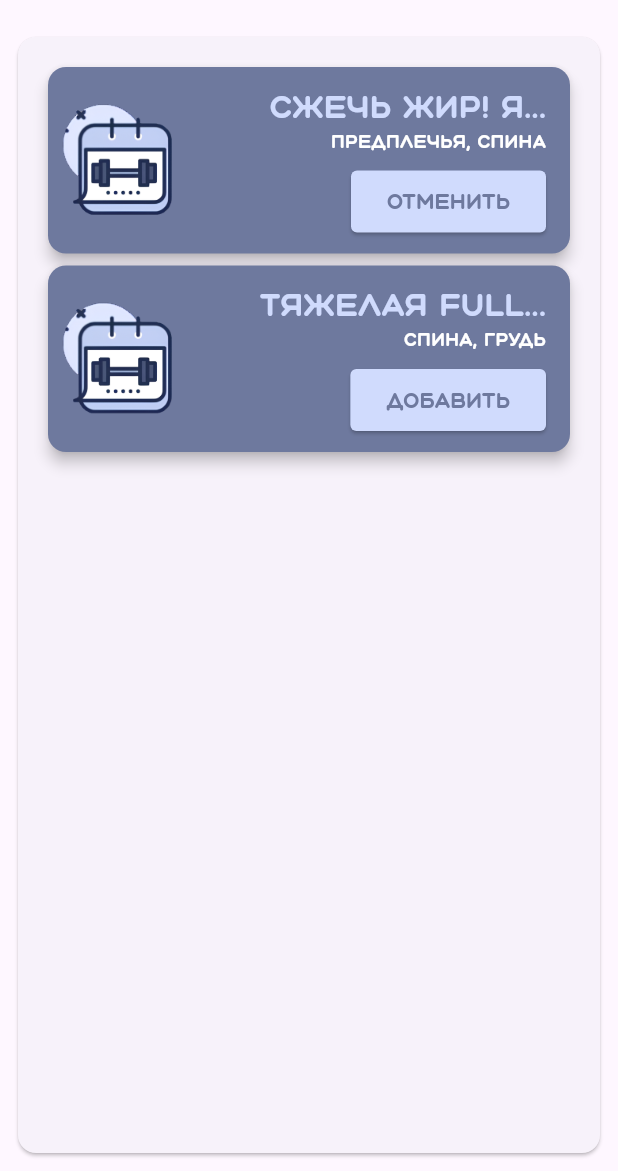
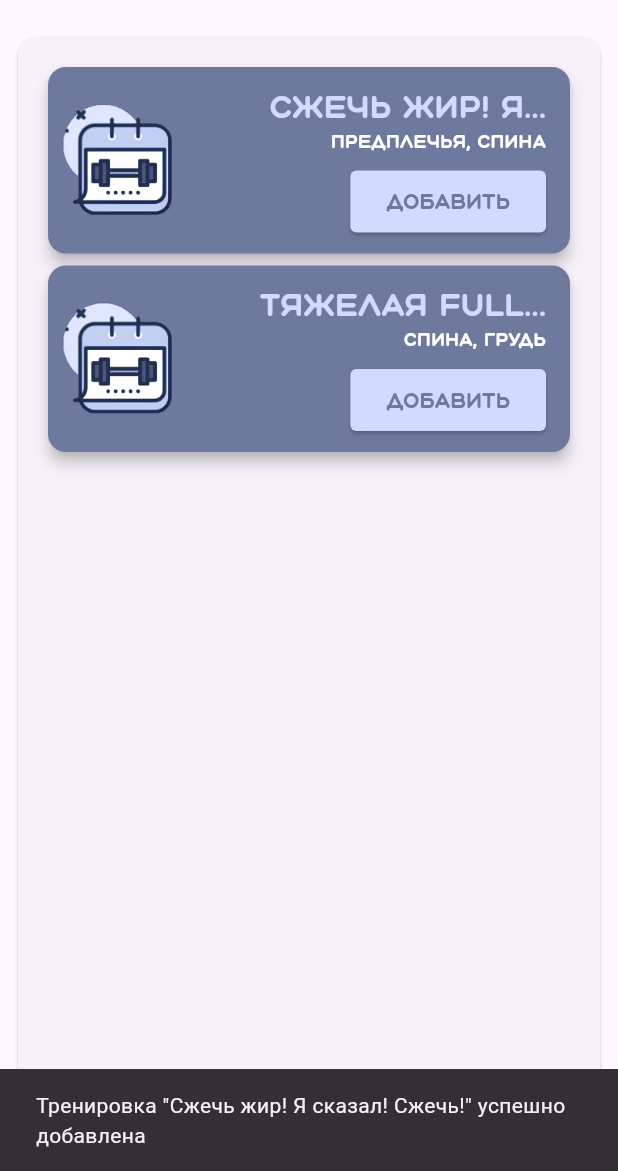
Before and after one commit to MatveyNevirets/BodyBuddies, a Flutter app: the MadeWorkoutsScreen screen opened directly with empty values, after a tap on "Добавить", on a phone screen of 412 x 824 dp, the part 65-1236 px from its top. Run offline on Flutter 3.47's test engine with Material 3 defaults, Android fonts, the phone set to English and light mode, and no system bars; our stand-ins replace bloc, equatable, flutter_bloc.

Commit message:
Done made workouts feature

```diff
--- a/lib/core/strings/strings.dart
+++ b/lib/core/strings/strings.dart
@@ -158,6 +158,7 @@ abstract class Strings {
   static String rest = "Отдых";
 
   static String workouts = "Тренировок";
+  static String workout = "Тренировка";
 
   static String repeats = "Повторы";
 
@@ -167,5 +168,9 @@ abstract class Strings {
 
   static var cancel = "Отменить";
 
+  static var alreadyAdded = "уже добавлена";
+
+  static var addedSuccessful = "успешно добавлена";
+
 ///////////////////////////////
 }
--- a/lib/core/widgets/base_snackbar.dart
+++ b/lib/core/widgets/base_snackbar.dart
@@ -1,6 +1,8 @@
 import 'package:flutter/material.dart';
 
-  void showSnackBar(BuildContext context, String snackBarMessage) {
-    ScaffoldMessenger.of(context)
-        .showSnackBar(SnackBar(content: Text(snackBarMessage),));
-  }
+void showSnackBar(BuildContext context, String snackBarMessage) {
+  ScaffoldMessenger.of(context).showSnackBar(SnackBar(
+    content: Text(snackBarMessage),
+    duration: const Duration(milliseconds: 1500),
+  ));
+}
--- a/lib/features/useful/made_workouts/presentation/made_workouts_screen.dart
+++ b/lib/features/useful/made_workouts/presentation/made_workouts_screen.dart
@@ -3,6 +3,8 @@ import 'package:body_buddies/core/data/fakeMadeWorkoutsDb.dart';
 import 'package:body_buddies/core/strings/strings.dart';
 import 'package:body_buddies/core/styles/styles.dart';
 import 'package:body_buddies/core/widgets/app_bar.dart';
+import 'package:body_buddies/core/widgets/base_snackbar.dart';
+import 'package:body_buddies/features/useful/bench_press_calculator/presentation/bench_press_calculator_screen.dart';
 import 'package:body_buddies/features/workouts/create_workout/presentation/workout_create_screen.dart';
 import 'package:body_buddies/features/workouts/workouts_menu/bloc/workouts_menu_bloc.dart';
 import 'package:body_buddies/features/workouts/workouts_menu/domain/entity/new_workout_button.dart';
@@ -20,9 +22,6 @@ class MadeWorkoutsScreen extends StatefulWidget {
 }
 
 class _MadeWorkoutsScreenState extends State<MadeWorkoutsScreen> {
-  final List<bool> isAdded =
-      List.generate(FakeMadeWorkoutsDb.workouts.length, (int index) => false);
-
   @override
   Widget build(BuildContext context) {
     return Scaffold(
@@ -78,15 +77,10 @@ class _MadeWorkoutsScreenState extends State<MadeWorkoutsScreen> {
                                   height: 8,
                                 ),
                                 NewWorkoutButton(
-                                    title: isAdded[index]
-                                        ? Strings.cancel
-                                        : Strings.add,
-                                    () => addWorkout(
-                                        index,
-                                        FakeMadeWorkoutsDb.workouts[index],
-                                        context),
+                                    title: Strings.add,
+                                    () => addWorkout(index, context),
                                     Size(MediaQuery.sizeOf(context).width / 5,
-                                        MediaQuery.sizeOf(context).width / 10))
+                                        MediaQuery.sizeOf(context).width / 10)),
                               ],
                             ),
                           ],
@@ -101,18 +95,16 @@ class _MadeWorkoutsScreenState extends State<MadeWorkoutsScreen> {
     );
   }
 
-  void addWorkout(int index, WorkoutEntity workout, BuildContext context) {
-    setState(() {
-      isAdded[index] = !isAdded[index];
-    });
-
-    if (isAdded[index]) {
-      widget.fakeWorkoutsDatabase.fakeWorkoutEntities.add(workout);
-      context
-          .read<WorkoutsMenuBloc>()
-          .add(AddWorkoutEvent(widget.fakeWorkoutsDatabase));
+  void addWorkout(int index, BuildContext context) {
+    if (widget.fakeWorkoutsDatabase.fakeWorkoutEntities
+        .contains(FakeMadeWorkoutsDb.workouts[index])) {
+      showSnackBar(context,
+          '${Strings.workout} "${FakeMadeWorkoutsDb.workouts[index].title}" ${Strings.alreadyAdded}');
     } else {
-      widget.fakeWorkoutsDatabase.fakeWorkoutEntities.remove(workout);
+      widget.fakeWorkoutsDatabase.fakeWorkoutEntities
+          .add(FakeMadeWorkoutsDb.workouts[index]);
+      showSnackBar(context,
+          '${Strings.workout} "${FakeMadeWorkoutsDb.workouts[index].title}" ${Strings.addedSuccessful}');
     }
   }
 
```
Also changed, not shown: lib/features/useful/made_workouts/presentation/bloc/made_workouts_bloc.dart (deleted, +0 -13 lines), lib/features/useful/made_workouts/presentation/bloc/made_workouts_event.dart (deleted, +0 -8 lines), lib/features/useful/made_workouts/presentation/bloc/made_workouts_state.dart (deleted, +0 -10 lines), lib/features/useful/made_workouts/presentation/made_workouts_page.dart (+2 -6 lines).
